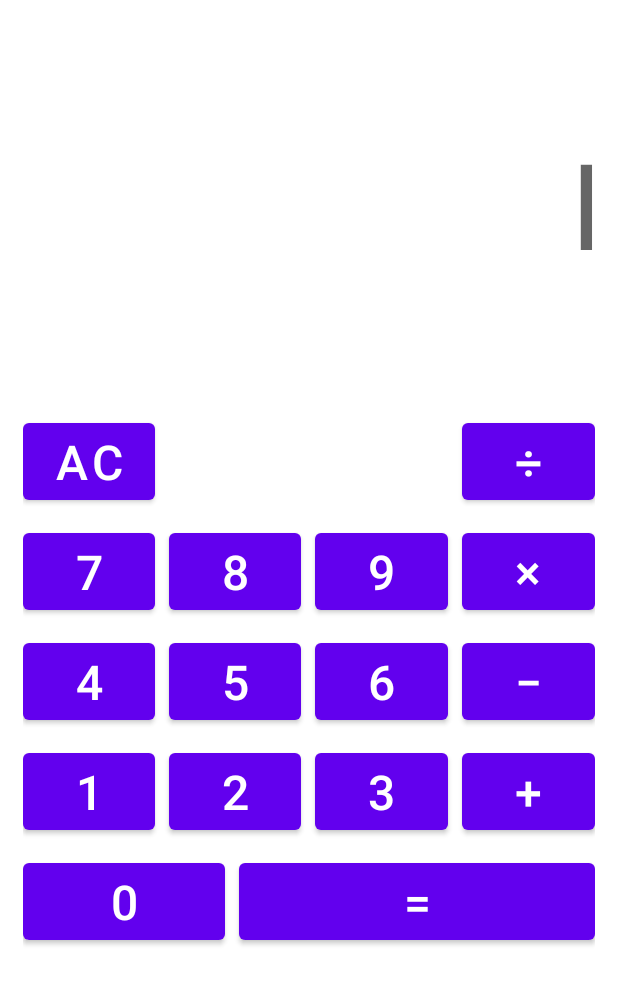
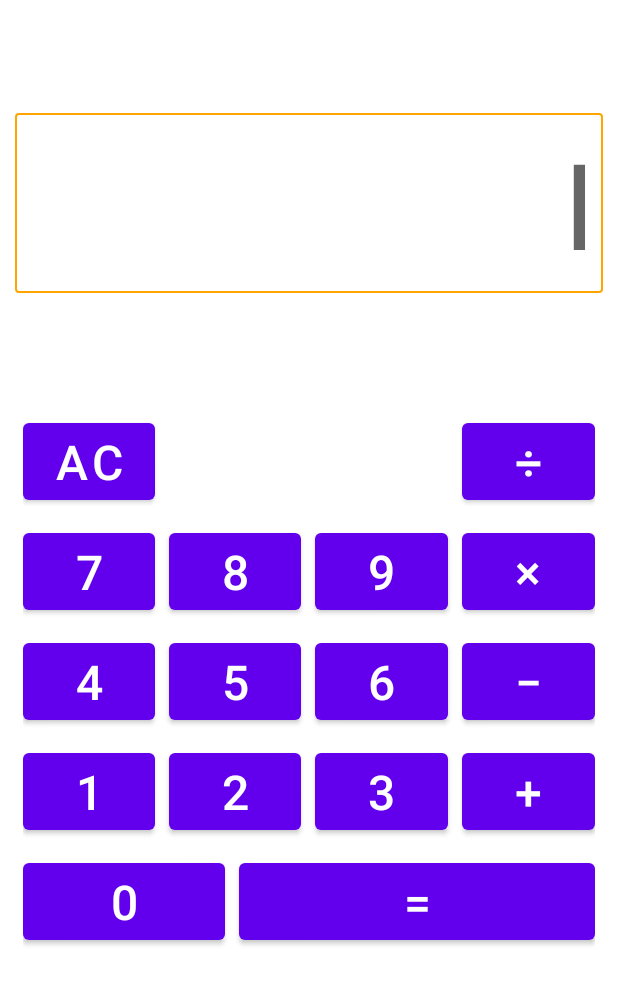
Before and after one commit to Famiesta/Calculator1_android, an Android app: the screen it shows after launch (MainActivity), on a phone screen of 412 x 824 dp, the part 242-1236 px from its top. Run offline under Robolectric (Android 15) with nearby library versions, the phone set to English and light mode, and no system bars.

Commit message:
them vien

```diff
--- /dev/null
+++ b/app/src/main/res/drawable/vien.xml
@@ -0,0 +1,30 @@
+<?xml version="1.0" encoding="utf-8"?>
+<shape
+    xmlns:android="http://schemas.android.com/apk/res/android"
+    android:shape="rectangle">
+
+    <!-- Set màu nền-->
+    <solid
+        android:color="@color/white" >
+    </solid>
+
+    <!-- đặt thuộc tính màu và độ rộng của đường viền -->
+    <stroke
+        android:width="1dp"
+        android:color="#FFA500" >
+    </stroke>
+
+    <!-- các thuộc tính căn chỉnh-->
+    <padding
+        android:left="5dp"
+        android:top="5dp"
+        android:right="5dp"
+        android:bottom="5dp" >
+    </padding>
+
+    <!-- và đây là bán kính đường tròn ở 4 góc -->
+    <corners
+        android:radius="2dp" >
+    </corners>
+
+</shape>
--- a/app/src/main/res/layout/activity_main.xml
+++ b/app/src/main/res/layout/activity_main.xml
@@ -27,6 +27,7 @@
             android:gravity="center|right"
             android:hint="I"
             android:textColor="#000"
+            android:background="@drawable/vien"
             android:textSize="80sp"/>
     </LinearLayout>
     <TableLayout
```
